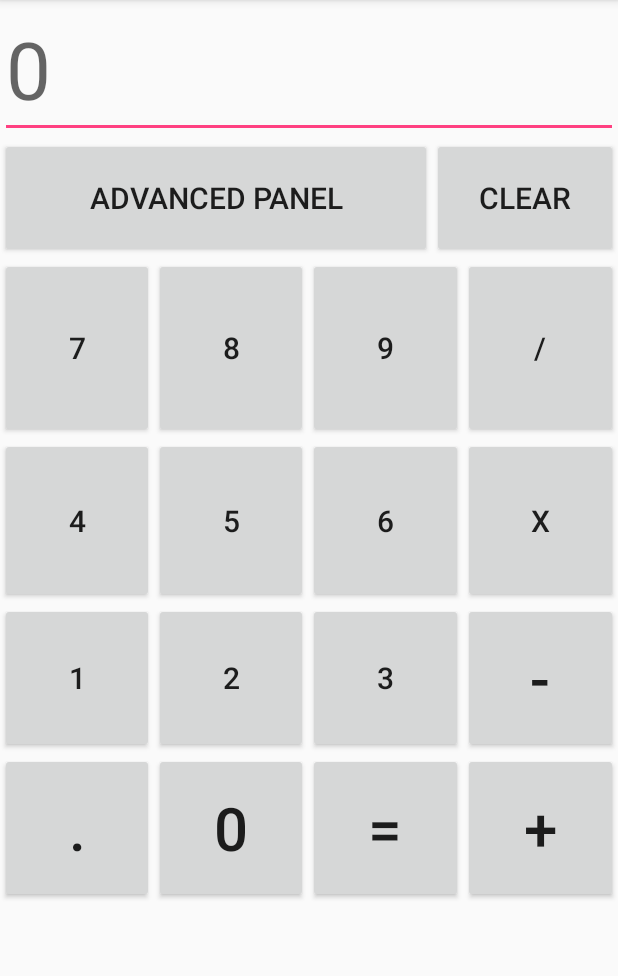
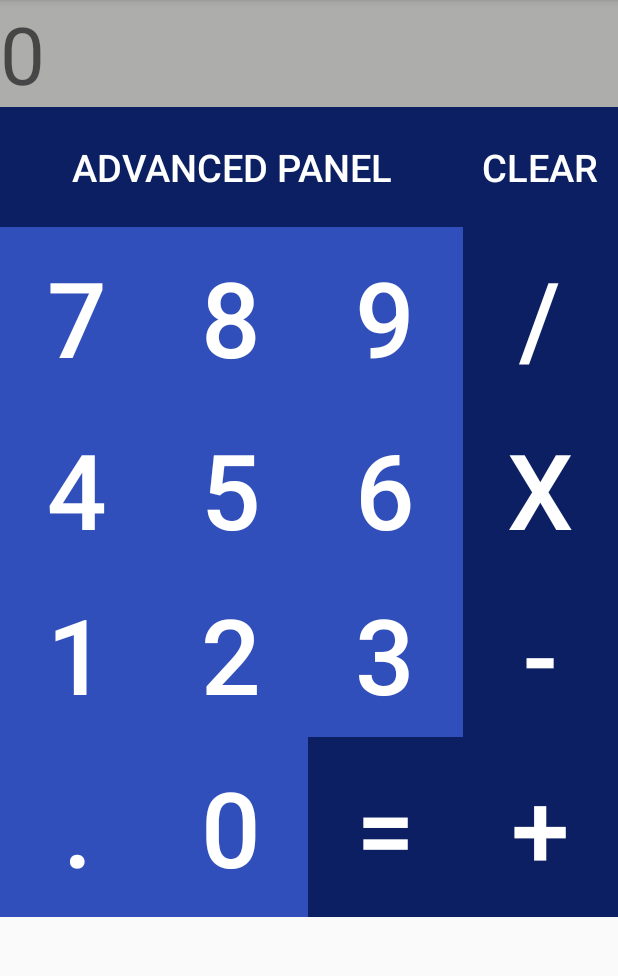
Before and after one commit to Darrieta05/Calcu, an Android app: the screen it shows after launch (MainActivity), on a phone screen of 412 x 824 dp, the part 84-1060 px from its top. Run offline under Robolectric (Android 15) with nearby library versions, the phone set to English and light mode, and no system bars.

Commit message:
ultimo cambios xml
cambios de color a los botones y cambios de tamaño y color al texto...
investigue sobre los bordes de los botones y los pude hacer con éxito

```diff
--- a/CalculadoraLab3/app/src/main/res/layout/activity_main.xml
+++ b/CalculadoraLab3/app/src/main/res/layout/activity_main.xml
@@ -12,12 +12,14 @@
 
 
     <EditText
-
         android:hint="0"
         android:id="@+id/edit"
         android:textSize="24pt"
         android:layout_width="match_parent"
-        android:layout_height="wrap_content" />
+        android:layout_height="wrap_content"
+        android:layout_margin="0dp"
+        android:background="#adaeac"
+        android:textColor="#35382f"/>
 
     <LinearLayout
         android:layout_marginTop="0dp"
@@ -30,27 +32,33 @@
         android:weightSum="10">
 
         <Button
+            style="?android:borderlessButtonStyle"
+            android:background="#0c1f63"
+            android:textColor="#ffffff"
             android:layout_marginTop="0dp"
             android:layout_marginBottom="0dp"
             android:paddingTop="0dp"
             android:paddingBottom="0dp"
-            android:textSize="20sp"
+            android:textSize="25sp"
             android:text="Advanced Panel"
             android:id="@+id/advcalc"
             android:layout_width="0dp"
             android:layout_height="match_parent"
-            android:layout_weight="7"/>
+            android:layout_weight="7.5"/>
 
         <Button
+            style="?android:borderlessButtonStyle"
+            android:background="#0c1f63"
+            android:textColor="#ffffff"
             android:layout_marginTop="0dp"
             android:layout_marginBottom="0dp"
             android:paddingTop="0dp"
             android:paddingBottom="0dp"
-            android:textSize="20sp"
+            android:textSize="25sp"
             android:text="CLEAR"
             android:id="@+id/clear"
             android:layout_width="0dp"
-            android:layout_weight="3"
+            android:layout_weight="2.5"
             android:layout_height="match_parent" />
 
     </LinearLayout>
@@ -74,28 +82,40 @@
             android:layout_width="match_parent"
             android:layout_height="120dp">
             <Button
-                android:textSize="20sp"
+                style="?android:borderlessButtonStyle"
+                android:background="#314fba"
+                android:textColor="#ffffff"
+                android:textSize="70sp"
                 android:text="7"
                 android:id="@+id/siete"
                 android:layout_width="0dp"
                 android:layout_weight="5"
                 android:layout_height="match_parent"/>
             <Button
-                android:textSize="20sp"
+                style="?android:borderlessButtonStyle"
+                android:background="#314fba"
+                android:textColor="#ffffff"
+                android:textSize="70sp"
                 android:text="8"
                 android:id="@+id/ocho"
                 android:layout_width="0dp"
                 android:layout_weight="5"
                 android:layout_height="match_parent"/>
             <Button
-                android:textSize="20sp"
+                style="?android:borderlessButtonStyle"
+                android:background="#314fba"
+                android:textColor="#ffffff"
+                android:textSize="70sp"
                 android:text="9"
                 android:id="@+id/nueve"
                 android:layout_width="0dp"
                 android:layout_weight="5"
                 android:layout_height="match_parent"/>
             <Button
-                android:textSize="20sp"
+                style="?android:borderlessButtonStyle"
+                android:background="#0c1f63"
+                android:textColor="#ffffff"
+                android:textSize="70sp"
                 android:text="/"
                 android:id="@+id/divide"
                 android:layout_width="0dp"
@@ -104,34 +124,47 @@
         </LinearLayout>
 
         <LinearLayout
+
             android:paddingTop="0dp"
             android:paddingBottom="0dp"
             android:weightSum="20"
             android:layout_width="match_parent"
             android:layout_height="110dp">
             <Button
-                android:textSize="20sp"
+                style="?android:borderlessButtonStyle"
+                android:background="#314fba"
+                android:textColor="#ffffff"
+                android:textSize="70sp"
                 android:text="4"
                 android:id="@+id/cuatro"
                 android:layout_width="0dp"
                 android:layout_weight="5"
                 android:layout_height="match_parent"/>
             <Button
-                android:textSize="20sp"
+                style="?android:borderlessButtonStyle"
+                android:background="#314fba"
+                android:textColor="#ffffff"
+                android:textSize="70sp"
                 android:text="5"
                 android:id="@+id/cinco"
                 android:layout_width="0dp"
                 android:layout_weight="5"
                 android:layout_height="match_parent"/>
             <Button
-                android:textSize="20sp"
+                style="?android:borderlessButtonStyle"
+                android:background="#314fba"
+                android:textColor="#ffffff"
+                android:textSize="70sp"
                 android:text="6"
                 android:id="@+id/seis"
                 android:layout_width="0dp"
                 android:layout_weight="5"
                 android:layout_height="match_parent"/>
             <Button
-                android:textSize="20sp"
+                style="?android:borderlessButtonStyle"
+                android:background="#0c1f63"
+                android:textColor="#ffffff"
+                android:textSize="70sp"
                 android:text="X"
                 android:id="@+id/por"
                 android:layout_width="0dp"
@@ -145,31 +178,43 @@
             android:paddingBottom="0dp"
             android:weightSum="20"
             android:layout_width="match_parent"
-            android:layout_height="100dp">
+            android:layout_height="110dp">
 
             <Button
-                android:textSize="20sp"
+                style="?android:borderlessButtonStyle"
+                android:background="#314fba"
+                android:textColor="#ffffff"
+                android:textSize="70sp"
                 android:text="1"
                 android:id="@+id/uno"
                 android:layout_width="0dp"
                 android:layout_weight="5"
                 android:layout_height="match_parent"/>
             <Button
-                android:textSize="20sp"
+                style="?android:borderlessButtonStyle"
+                android:background="#314fba"
+                android:textColor="#ffffff"
+                android:textSize="70sp"
                 android:text="2"
                 android:id="@+id/dos"
                 android:layout_width="0dp"
                 android:layout_weight="5"
                 android:layout_height="match_parent"/>
             <Button
-                android:textSize="20sp"
+                style="?android:borderlessButtonStyle"
+                android:background="#314fba"
+                android:textColor="#ffffff"
+                android:textSize="70sp"
                 android:text="3"
                 android:id="@+id/tres"
                 android:layout_width="0dp"
                 android:layout_weight="5"
                 android:layout_height="match_parent"/>
             <Button
-                android:textSize="40sp"
+                style="?android:borderlessButtonStyle"
+                android:background="#0c1f63"
+                android:textColor="#ffffff"
+                android:textSize="70sp"
                 android:text="-"
                 android:id="@+id/menos"
                 android:layout_width="0dp"
@@ -183,32 +228,44 @@
             android:paddingBottom="0dp"
             android:weightSum="20"
             android:layout_width="match_parent"
-            android:layout_height="100dp">
+            android:layout_height="120dp">
 
 
             <Button
-                android:textSize="40sp"
+                style="?android:borderlessButtonStyle"
+                android:background="#314fba"
+                android:textColor="#ffffff"
+                android:textSize="70sp"
                 android:text="."
                 android:id="@+id/punto"
                 android:layout_width="0dp"
                 android:layout_weight="5"
                 android:layout_height="match_parent"/>
             <Button
-                android:textSize="40sp"
+                style="?android:borderlessButtonStyle"
+                android:background="#314fba"
+                android:textColor="#ffffff"
+                android:textSize="70sp"
                 android:text="0"
                 android:id="@+id/cero"
                 android:layout_width="0dp"
                 android:layout_weight="5"
                 android:layout_height="match_parent"/>
             <Button
-                android:textSize="40sp"
+                style="?android:borderlessButtonStyle"
+                android:background="#0c1f63"
+                android:textColor="#ffffff"
+                android:textSize="70sp"
                 android:text="="
                 android:id="@+id/igual"
                 android:layout_width="0dp"
                 android:layout_weight="5"
                 android:layout_height="match_parent"/>
             <Button
-                android:textSize="40sp"
+                style="?android:borderlessButtonStyle"
+                android:background="#0c1f63"
+                android:textColor="#ffffff"
+                android:textSize="70sp"
                 android:text="+"
                 android:id="@+id/mas"
                 android:layout_width="0dp"
```
